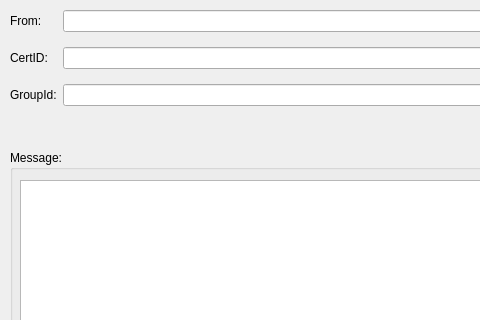
This is qt/messagedialog.ui in bitbaba/bitmail as Qt 5 draws it before an edit; both pictures show x 0 to 480 and y 0 to 320 of the 600 by 720 pixel window. The edited form follows.
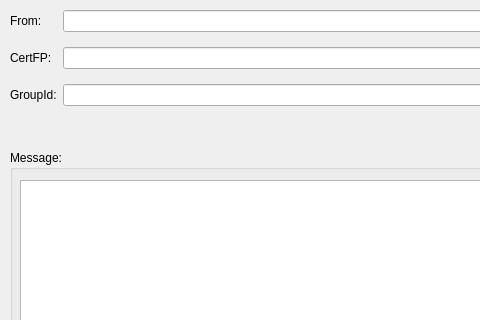
This is the edited form.

The edit to the form file:
```diff
--- a/qt/messagedialog.ui
+++ b/qt/messagedialog.ui
@@ -102,7 +102,7 @@
       <item row="2" column="0">
        <widget class="QLabel" name="lbCertID">
         <property name="text">
-         <string>CertID:</string>
+         <string>CertFP:</string>
         </property>
        </widget>
       </item>
```
